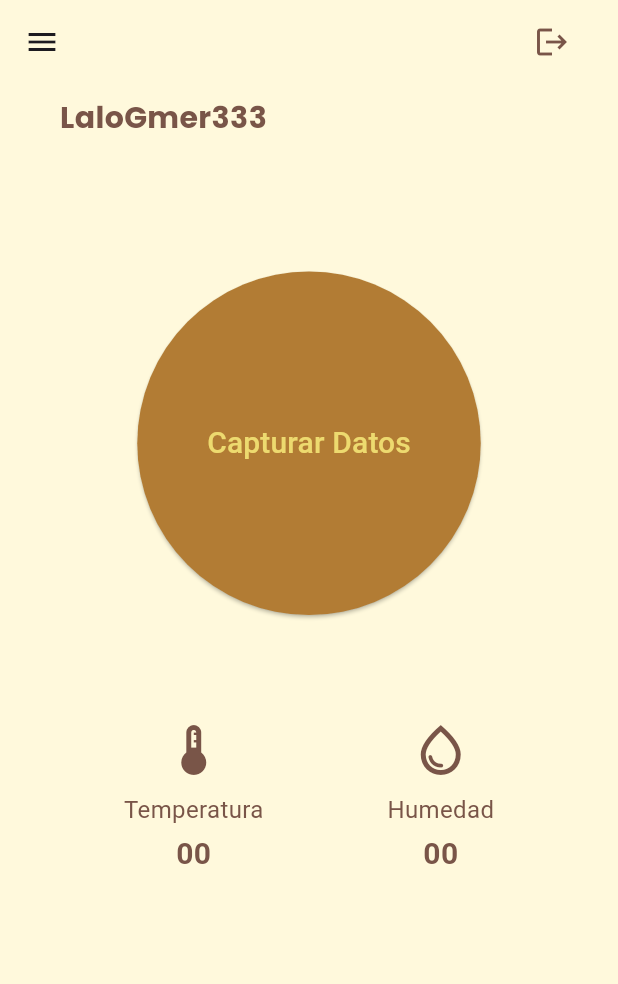
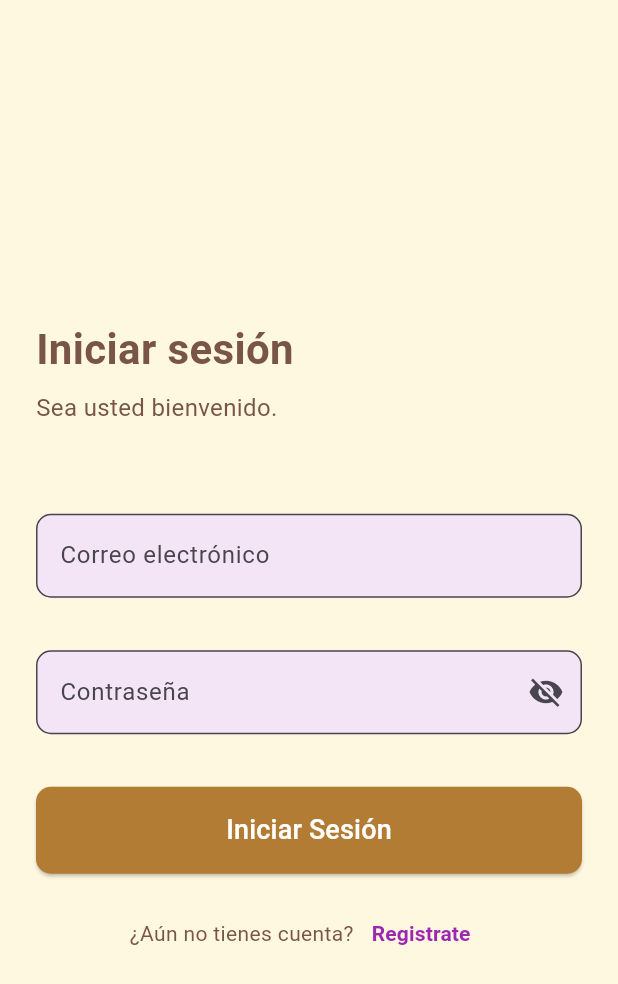
Before and after one commit to getter211/Bee-Alive, a Flutter app: the screen it shows after launch, on a phone screen of 412 x 824 dp. Shown: the top 984 px of the screen. Run offline on Flutter 3.47's test engine with Material 3 defaults, Android fonts, the phone set to English and light mode, and no system bars; our stand-ins replace google_fonts; Roboto replaces fonts that are missing (Arial).

Commit message:
add login

```diff
--- /dev/null
+++ b/lib/pages/login/login_page.dart
@@ -0,0 +1,206 @@
+import 'package:flutter/material.dart';
+import '../register/register_page.dart';
+import 'package:flutter_application_1/pages/home/home_page.dart';
+
+class LoginScreen extends StatelessWidget {
+  const LoginScreen({super.key});
+
+  @override
+  Widget build(BuildContext context) {
+    return MaterialApp(
+      debugShowCheckedModeBanner: false,
+      title: 'Bee-Alive',
+      theme: ThemeData(
+        primaryColor: Colors.brown,
+        fontFamily: 'Arial',
+      ),
+      home: const LoginPage(),
+    );
+  }
+}
+
+class LoginPage extends StatefulWidget {
+  const LoginPage({super.key});
+
+  @override
+  State<LoginPage> createState() => _LoginPageState();
+}
+
+class _LoginPageState extends State<LoginPage> {
+  final _formKey = GlobalKey<FormState>();
+  bool _isPasswordVisible = false;
+
+  @override
+  Widget build(BuildContext context) {
+    return Scaffold(
+      backgroundColor: const Color(0xFFFFF8E1),
+      body: Center(
+        child: Padding(
+          padding: const EdgeInsets.symmetric(horizontal: 24.0),
+          child: Column(
+            mainAxisAlignment: MainAxisAlignment.center,
+            crossAxisAlignment: CrossAxisAlignment.start,
+            children: [
+
+              Container(
+                padding: const EdgeInsets.only(top: 35), // Añade un margen superior a toda la columna
+                child: Column(
+                  crossAxisAlignment: CrossAxisAlignment.start,
+                  children: [
+                    // Título "Iniciar sesión"
+                    const Text(
+                      'Iniciar sesión',
+                      style: TextStyle(
+                        fontSize: 28,
+                        fontWeight: FontWeight.bold,
+                        color: Colors.brown,
+                      ),
+                    ),
+
+                    // Separador entre título y subtítulo
+                    const SizedBox(height: 8),
+
+                    // Subtítulo
+                    const Text(
+                      'Sea usted bienvenido.',
+                      style: TextStyle(
+                        fontSize: 16,
+                        color: Colors.brown,
+                      ),
+                    ),
+
+                    // Separador entre subtítulo y formulario
+                    const SizedBox(height: 24),
+
+                    // Aquí puedes continuar agregando más widgets, como el formulario, etc.
+                  ],
+                ),
+              ),
+
+              const SizedBox(height: 35),
+              // Formulario
+              Form(
+                key: _formKey,
+                child: Column(
+                  children: [
+                    // Campo de correo electrónico
+                    TextFormField(
+                      decoration: const InputDecoration(
+                        labelText: 'Correo electrónico',
+                        filled: true,
+                        fillColor: Color(0xFFF3E5F5),
+                        border: OutlineInputBorder(
+                          borderRadius: BorderRadius.all(Radius.circular(10)),
+                        ),
+                      ),
+                      keyboardType: TextInputType.emailAddress,
+                      validator: (value) {
+                        if (value == null || !value.contains('@')) {
+                          return 'Ingresa un correo válido';
+                        }
+                        return null;
+                      },
+                    ),
+
+                    // Separador entre campos de texto
+                    const SizedBox(height: 35),
+
+                    // Campo de contraseña
+                    TextFormField(
+                      decoration: InputDecoration(
+                        labelText: 'Contraseña',
+                        filled: true,
+                        fillColor: const Color(0xFFF3E5F5),
+                        border: const OutlineInputBorder(
+                          borderRadius: BorderRadius.all(Radius.circular(10)),
+                        ),
+                        suffixIcon: IconButton(
+                          icon: Icon(
+                            _isPasswordVisible
+                                ? Icons.visibility
+                                : Icons.visibility_off,
+                          ),
+                          onPressed: () {
+                            setState(() {
+                              _isPasswordVisible = !_isPasswordVisible;
+                            });
+                          },
+                        ),
+                      ),
+                      obscureText: !_isPasswordVisible,
+                      validator: (value) {
+                        if (value == null || value.isEmpty) {
+                          return 'Ingresa una contraseña';
+                        }
+                        return null;
+                      },
+                    ),
+
+                    // Separador entre el campo de contraseña y el botón de inicio de sesión
+                    const SizedBox(height: 35),
+
+                    // Botón de inicio de sesión
+                    SizedBox(
+                      width: double.infinity,
+                      child: ElevatedButton(
+                        onPressed: () {
+                           if (_formKey.currentState?.validate() == true) {
+                        //  Lógica de autenticación
+                          }
+                            Navigator.push(
+                              context,
+                              MaterialPageRoute(builder: (context) => const HomeScreen()),
+                            );
+                          },
+                        style: ElevatedButton.styleFrom(
+                          backgroundColor: Color(0xFFB27C34),
+                          padding: const EdgeInsets.symmetric(vertical: 16),
+                          shape: RoundedRectangleBorder(
+                            borderRadius: BorderRadius.circular(10),
+                          ),
+                        ),
+                        child: const Text(
+                          'Iniciar Sesión',
+                          style: TextStyle(fontSize: 18, color: Colors.white),
+                        ),
+                      ),
+                    ),
+
+                    // Separador entre el botón y el texto de registro
+                    const SizedBox(height: 16),
+
+                    // Texto de registro
+                    Row(
+                      mainAxisAlignment: MainAxisAlignment.center,
+                      children: [
+                        const Text(
+                          '¿Aún no tienes cuenta?',
+                          style: TextStyle(color: Colors.brown),
+                        ),
+                        TextButton(
+                          onPressed: () {
+                            Navigator.push(
+                              context,
+                              MaterialPageRoute(builder: (context) => const RegisterPage()),
+                            );
+                          },
+                          child: const Text(
+                            'Registrate',
+                            style: TextStyle(
+                              color: Colors.purple,
+                              fontWeight: FontWeight.bold,
+                            ),
+                          ),
+                        ),
+                      ],
+                    ),
+                  ],
+                ),
+              ),
+            ],
+          ),
+        ),
+      ),
+    );
+  }
+}
--- a/lib/pages/splash/splash_page.dart
+++ b/lib/pages/splash/splash_page.dart
@@ -1,6 +1,6 @@
 import 'dart:async'; // Importa dart:async para usar Timer
 import 'package:flutter/material.dart';
-import 'package:flutter_application_1/pages/home/home_page.dart';
+import '../login/login_page.dart';
 import 'package:google_fonts/google_fonts.dart';
 
 class Splashscreen extends StatefulWidget {
@@ -25,7 +25,7 @@ class _SplashscreenState extends State<Splashscreen> {
     Timer(const Duration(seconds: 4), () {
       Navigator.pushReplacement(
         context,
-        MaterialPageRoute(builder: (context) => const HomeScreen()),
+        MaterialPageRoute(builder: (context) => const LoginScreen()),
       );
     });
   }
```
Also changed, not shown: lib/pages/register/register_page.dart (added, +204 -0 lines), lib/widgets/auth_form.dart (added, +85 -0 lines), pubspec.lock.
